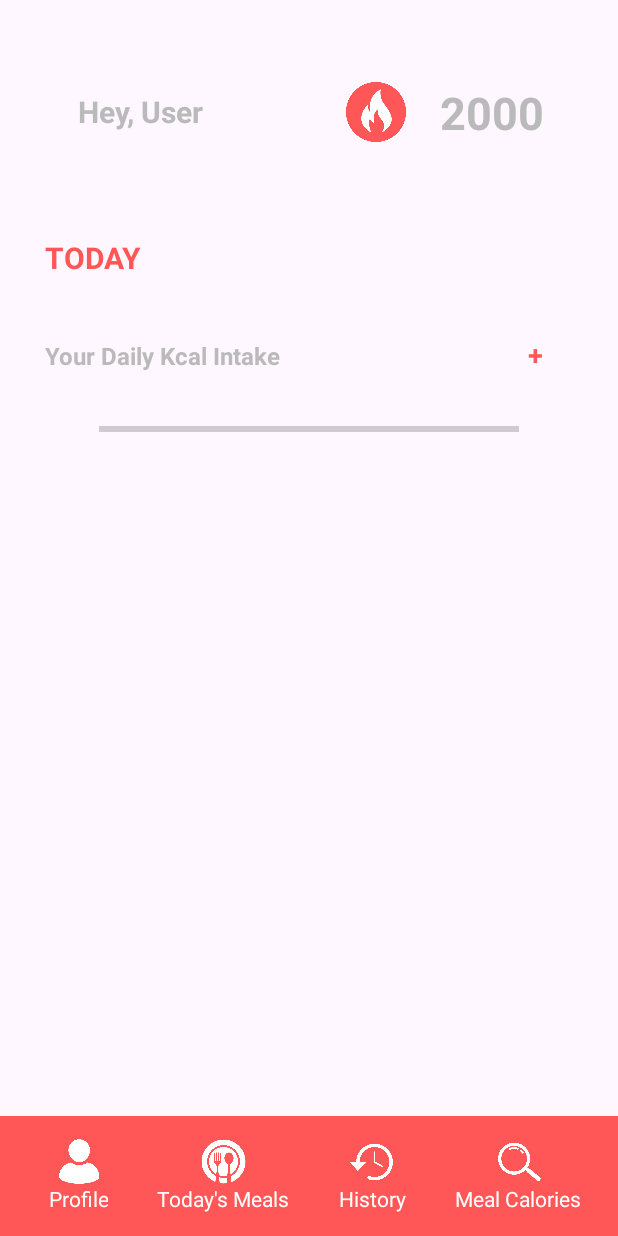
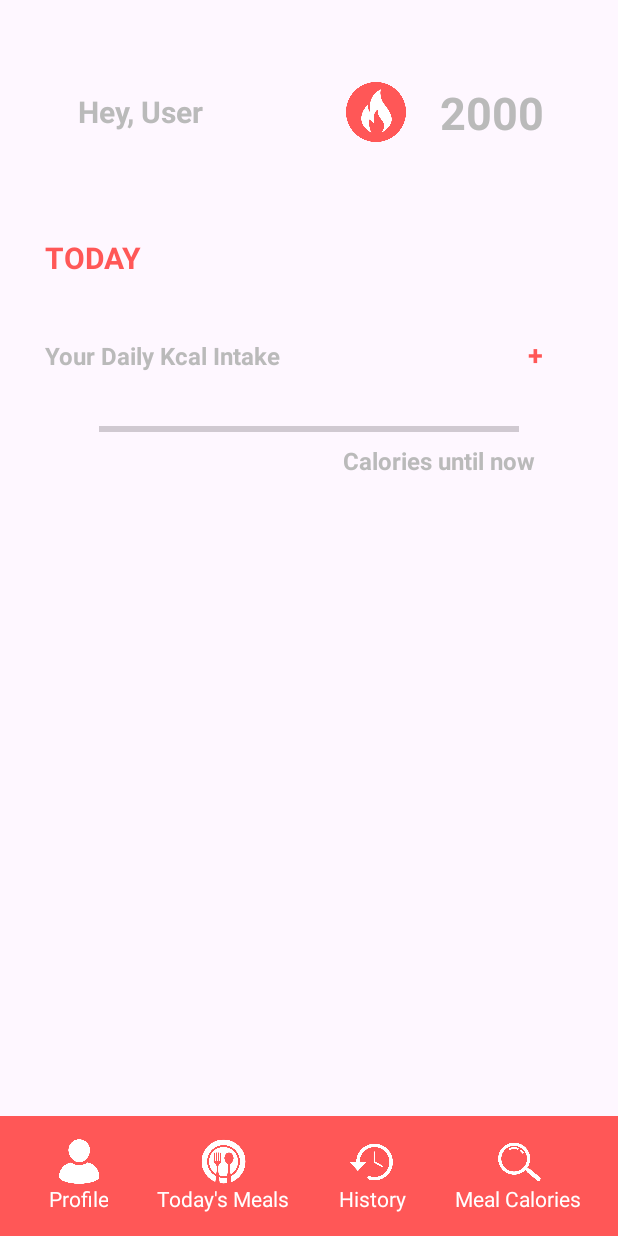
Before and after one commit to Fadrickmmb/GetFit_Android, an Android app: the MainScreen screen opened directly, with no data from a screen before it, on a phone screen of 412 x 824 dp. Run offline under Robolectric (Android 15) with nearby library versions, the phone set to English and light mode, and no system bars.

Commit message:
Minor UI changes for activity_main_screen.xml

```diff
--- a/app/src/main/res/layout/activity_main_screen.xml
+++ b/app/src/main/res/layout/activity_main_screen.xml
@@ -125,7 +125,27 @@
     </LinearLayout>
 
 
+    <LinearLayout
+        android:layout_width="match_parent"
+        android:layout_height="wrap_content"
+        android:gravity="end"
+        android:orientation="horizontal"
+        app:layout_constraintBottom_toBottomOf="parent"
+        app:layout_constraintTop_toTopOf="parent"
+        app:layout_constraintVertical_bias="0.369"
+        tools:layout_editor_absoluteX="0dp">
 
+        <TextView
+            android:layout_width="wrap_content"
+            android:layout_height="wrap_content"
+            android:paddingRight="55dp"
+            android:text="Calories until now"
+            android:textColor="@color/getFitGray"
+            android:textSize="16dp"
+            android:textStyle="bold" />
+
+
+    </LinearLayout>
 
     <com.google.android.material.bottomappbar.BottomAppBar
         android:id="@+id/bottomAppBar2"
```
